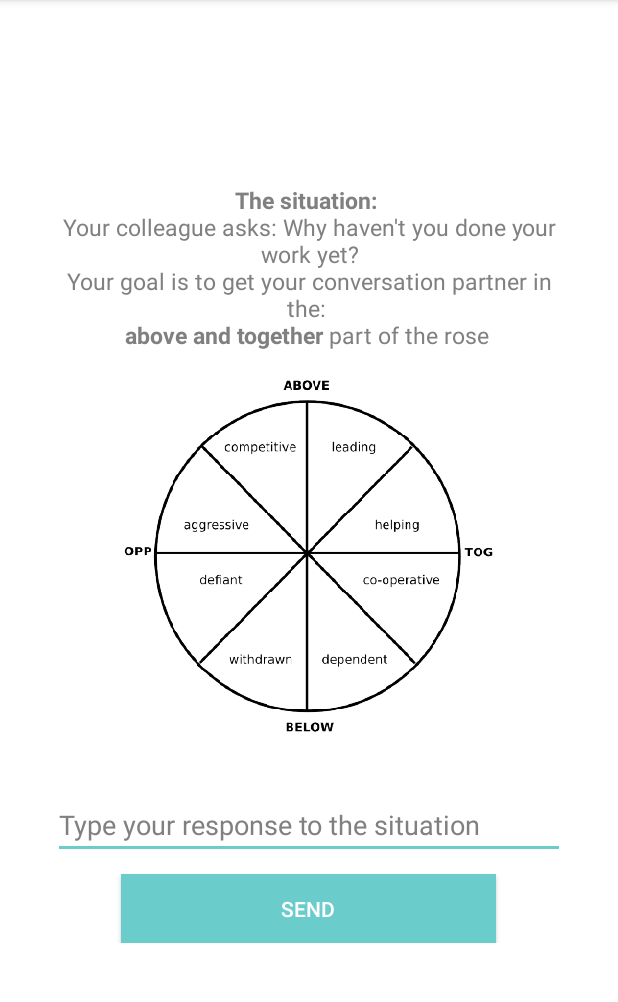
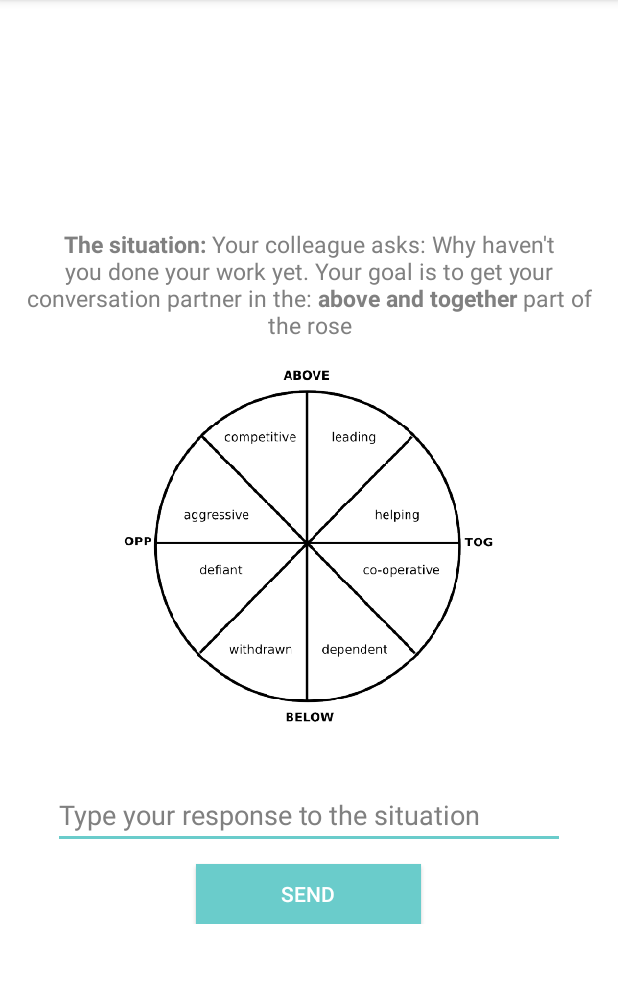
Before and after one commit to JZwamborn/Applab-Rose-of-Leary, an Android app: the ClassifierActivity screen opened directly, with no data from a screen before it, on a phone screen of 412 x 824 dp, the part 84-1086 px from its top. Run offline under Robolectric (Android 15) with nearby library versions, the phone set to English and light mode, and no system bars.

Commit message:
practice a coversation

```diff
--- a/app/src/main/java/com/example/myfirstapp/CustomViewActivity.java
+++ b/app/src/main/java/com/example/myfirstapp/CustomViewActivity.java
@@ -293,7 +293,7 @@
 
     private void updateAnswer1(boolean correct, String pressed, String correct_position) {
         if (correct){
-            answer.setText(Html.fromHtml(pressed  + " is "+ "<font color=\"#00cc00\">" + "correct!" + "</font><br>"
+            answer.setText(Html.fromHtml(pressed  + " is " + "<font color=\"#00cc00\">" + "correct!" + "</font><br>"
                     + "Your score is: " + score));
         }
         else{
--- a/app/src/main/res/layout/activity_classifier.xml
+++ b/app/src/main/res/layout/activity_classifier.xml
@@ -11,15 +11,6 @@
         app:layout_constraintBottom_toBottomOf="parent"
         app:layout_constraintEnd_toEndOf="parent">
 
-    <ScrollView
-        android:id="@+id/scroll_content"
-        android:layout_width="match_parent"
-        android:layout_height="wrap_content"
-        android:layout_alignParentTop="true"
-        android:layout_marginBottom="8dp"
-        android:background="#ffffff"
-        android:padding="16dp"
-        android:scrollbars="none" >
 
         <RelativeLayout
             android:layout_width="match_parent"
@@ -121,14 +112,16 @@
             android:layout_below="@id/feedback"
             android:backgroundTint="#6ACCCB"
             android:ems="10"
+            android:textSize="18sp"
+            android:imeOptions="actionDone"
             android:layout_marginTop="10dp"
             android:inputType="textPersonName"
             android:textColor="#808080" />
 
         <Button
             android:id="@+id/button3"
-            android:layout_width="250dp"
-            android:layout_height="46dp"
+            android:layout_width="150dp"
+            android:layout_height="40dp"
             android:layout_centerHorizontal="true"
             android:layout_below="@id/editText4"
             android:background="#6ACCCB"
@@ -138,14 +131,28 @@
 
             <Button
                 android:id="@+id/button4"
-                android:layout_width="250dp"
-                android:layout_height="46dp"
+                android:layout_width="150dp"
+                android:layout_height="40dp"
                 android:layout_centerHorizontal="true"
                 android:layout_below="@id/editText4"
                 android:background="#6ACCCB"
                 android:layout_marginTop="10dp"
                 android:text="Next"
+                android:clickable="true"
                 android:textColor="@android:color/white" />
+
+            <Button
+                android:id="@+id/button5"
+                android:visibility="invisible"
+                android:layout_width="150dp"
+                android:layout_height="40dp"
+                android:layout_centerHorizontal="true"
+                android:layout_below="@id/editText4"
+                android:background="#6ACCCB"
+                android:layout_marginTop="10dp"
+                android:text="Finish"
+                android:clickable="true"
+                android:textColor="@android:color/white" />
+
         </RelativeLayout>
-        </ScrollView>
     </LinearLayout>
```
Also changed, not shown: app/src/main/java/com/example/myfirstapp/ClassifierActivity.java (+43 -21 lines), app/src/main/res/raw/conversation.csv (+4 -4 lines).
